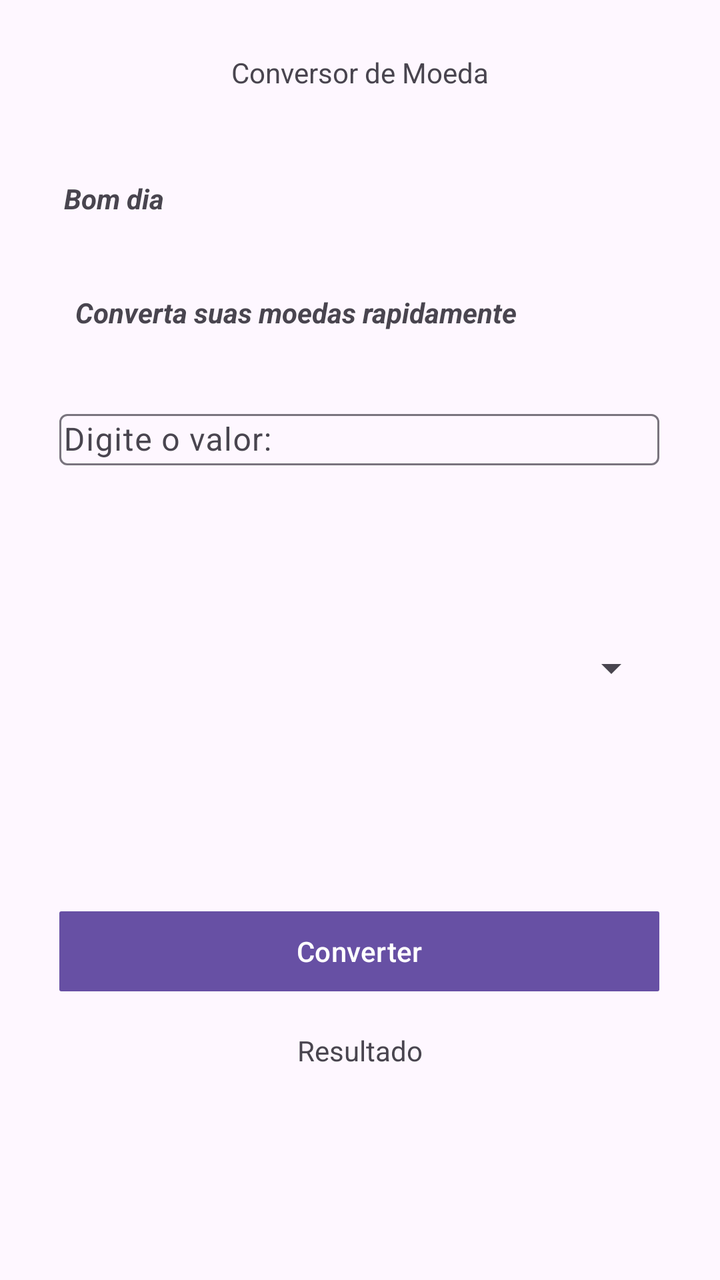
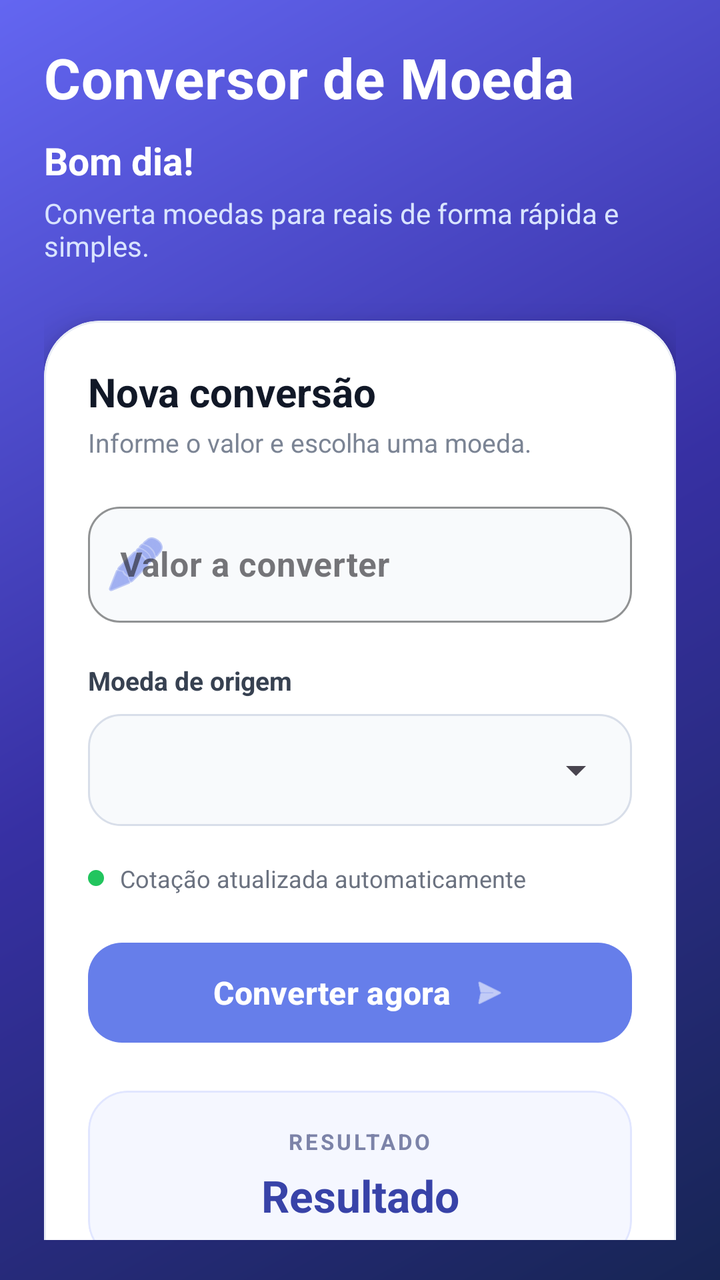

Screens rendered from an Android XML layout before and after an edit, with the pre-edit source and the edit as a unified diff.
<!-- AndroidManifest.xml: application theme Theme.Conversor_Moeda -->
<!-- res/layout/activity_main.xml -->
<?xml version="1.0" encoding="utf-8"?>
<androidx.constraintlayout.widget.ConstraintLayout xmlns:android="http://schemas.android.com/apk/res/android"
    xmlns:app="http://schemas.android.com/apk/res-auto"
    xmlns:tools="http://schemas.android.com/tools"
    android:id="@+id/main"
    android:layout_width="match_parent"
    android:layout_height="match_parent"
    tools:context=".MainActivity">

    <TextView
        android:id="@+id/textView2"
        android:layout_width="wrap_content"
        android:layout_height="wrap_content"
        android:text="Conversor de Moeda"
        app:layout_constraintBottom_toBottomOf="parent"
        app:layout_constraintEnd_toEndOf="parent"
        app:layout_constraintStart_toStartOf="parent"
        app:layout_constraintTop_toTopOf="parent"
        app:layout_constraintVertical_bias="0.043" />

    <TextView
        android:id="@+id/textTempo"
        android:layout_width="55dp"
        android:layout_height="21dp"
        android:layout_marginStart="32dp"
        android:layout_marginTop="44dp"
        android:text="Bom dia"
        android:textStyle="bold|italic"
        app:layout_constraintEnd_toEndOf="parent"
        app:layout_constraintHorizontal_bias="0.0"
        app:layout_constraintStart_toStartOf="parent"
        app:layout_constraintTop_toBottomOf="@+id/textView2" />

    <TextView
        android:id="@+id/textView3"
        android:layout_width="wrap_content"
        android:layout_height="wrap_content"
        android:layout_marginTop="36dp"
        android:text="Converta suas moedas rapidamente"
        android:textStyle="bold|italic"
        app:layout_constraintEnd_toEndOf="parent"
        app:layout_constraintHorizontal_bias="0.27"
        app:layout_constraintStart_toStartOf="parent"
        app:layout_constraintTop_toBottomOf="@+id/textTempo" />

    <com.google.android.material.textfield.TextInputLayout
        android:id="@+id/textInputLayout"
        android:layout_width="300dp"
        android:layout_height="wrap_content"
        android:layout_marginTop="36dp"
        app:layout_constraintEnd_toEndOf="parent"
        app:layout_constraintHorizontal_bias="0.495"
        app:layout_constraintStart_toStartOf="parent"
        app:layout_constraintTop_toBottomOf="@+id/textView3">

        <com.google.android.material.textfield.TextInputEditText
            android:id="@+id/txtValor"
            android:layout_width="match_parent"
            android:layout_height="wrap_content"
            android:hint="Digite o valor:"
            android:padding="2dp" />
    </com.google.android.material.textfield.TextInputLayout>

    <Button
        android:id="@+id/btnConverter"
        android:layout_width="300dp"
        android:layout_height="wrap_content"
        android:layout_marginTop="100dp"
        android:text="Converter"
        app:cornerRadius="1dp"
        app:layout_constraintEnd_toEndOf="parent"
        app:layout_constraintHorizontal_bias="0.495"
        app:layout_constraintStart_toStartOf="parent"
        app:layout_constraintTop_toBottomOf="@+id/spMoedas" />

    <Spinner
        android:id="@+id/spMoedas"
        android:layout_width="300dp"
        android:layout_height="35dp"
        android:layout_marginTop="84dp"
        app:layout_constraintEnd_toEndOf="parent"
        app:layout_constraintHorizontal_bias="0.495"
        app:layout_constraintStart_toStartOf="parent"
        app:layout_constraintTop_toBottomOf="@+id/textInputLayout" />

    <TextView
        android:id="@+id/textViewResultado"
        android:layout_width="wrap_content"
        android:layout_height="wrap_content"
        android:layout_marginTop="16dp"
        android:text="Resultado"
        app:layout_constraintEnd_toEndOf="parent"
        app:layout_constraintStart_toStartOf="parent"
        app:layout_constraintTop_toBottomOf="@+id/btnConverter" />

</androidx.constraintlayout.widget.ConstraintLayout>
<!-- resources referenced by this layout -->
<resources>
  <style name="Theme.Conversor_Moeda" parent="Base.Theme.Conversor_Moeda" />
  <style name="Base.Theme.Conversor_Moeda" parent="Theme.Material3.DayNight.NoActionBar">
          
          
      </style>
</resources>

<!-- the commit's change to res/layout/activity_main.xml (unified diff, before → after) -->
@@ -1,96 +1,281 @@
 <?xml version="1.0" encoding="utf-8"?>
-<androidx.constraintlayout.widget.ConstraintLayout xmlns:android="http://schemas.android.com/apk/res/android"
+<androidx.constraintlayout.widget.ConstraintLayout
+    xmlns:android="http://schemas.android.com/apk/res/android"
     xmlns:app="http://schemas.android.com/apk/res-auto"
     xmlns:tools="http://schemas.android.com/tools"
     android:id="@+id/main"
     android:layout_width="match_parent"
     android:layout_height="match_parent"
+    android:background="@drawable/bg_gradient"
+    android:paddingStart="22dp"
+    android:paddingEnd="22dp"
+    android:paddingTop="20dp"
+    android:paddingBottom="20dp"
     tools:context=".MainActivity">
 
+    
+    
+    
+
     <TextView
         android:id="@+id/textView2"
+        android:layout_width="0dp"
+        android:layout_height="wrap_content"
+        android:text="Conversor de Moeda"
+        android:textColor="#FFFFFF"
+        android:textSize="28sp"
+        android:textStyle="bold"
+        android:letterSpacing="0.01"
+        app:layout_constraintStart_toStartOf="parent"
+        app:layout_constraintEnd_toEndOf="parent"
+        app:layout_constraintTop_toTopOf="parent" />
+
+    <TextView
+        android:id="@+id/textTempo"
         android:layout_width="wrap_content"
         android:layout_height="wrap_content"
-        android:text="Conversor de Moeda"
-        app:layout_constraintBottom_toBottomOf="parent"
+        android:layout_marginTop="10dp"
+        android:text="Bom dia!"
+        android:textColor="#FFFFFF"
+        android:textSize="19sp"
+        android:textStyle="bold"
+        app:layout_constraintStart_toStartOf="parent"
+        app:layout_constraintTop_toBottomOf="@id/textView2" />
+
+    <TextView
+        android:id="@+id/textView3"
+        android:layout_width="0dp"
+        android:layout_height="wrap_content"
+        android:layout_marginTop="4dp"
+        android:text="Converta moedas para reais de forma rápida e simples."
+        android:textColor="#D9E4FF"
+        android:textSize="14sp"
+        app:layout_constraintStart_toStartOf="parent"
         app:layout_constraintEnd_toEndOf="parent"
-        app:layout_constraintStart_toStartOf="parent"
-        app:layout_constraintTop_toTopOf="parent"
-        app:layout_constraintVertical_bias="0.043" />
-
-    <TextView
-        android:id="@+id/textTempo"
-        android:layout_width="55dp"
-        android:layout_height="21dp"
-        android:layout_marginStart="32dp"
-        android:layout_marginTop="44dp"
-        android:text="Bom dia"
-        android:textStyle="bold|italic"
+        app:layout_constraintTop_toBottomOf="@id/textTempo" />
+
+    
+    
+    
+
+    <com.google.android.material.card.MaterialCardView
+        android:id="@+id/cardConversor"
+        android:layout_width="0dp"
+        android:layout_height="wrap_content"
+        android:layout_marginTop="28dp"
+        app:cardBackgroundColor="#FFFFFF"
+        app:cardCornerRadius="28dp"
+        app:cardElevation="10dp"
+        app:strokeColor="#E8ECF5"
+        app:strokeWidth="1dp"
+        app:layout_constraintStart_toStartOf="parent"
         app:layout_constraintEnd_toEndOf="parent"
-        app:layout_constraintHorizontal_bias="0.0"
-        app:layout_constraintStart_toStartOf="parent"
-        app:layout_constraintTop_toBottomOf="@+id/textView2" />
-
-    <TextView
-        android:id="@+id/textView3"
-        android:layout_width="wrap_content"
-        android:layout_height="wrap_content"
-        android:layout_marginTop="36dp"
-        android:text="Converta suas moedas rapidamente"
-        android:textStyle="bold|italic"
-        app:layout_constraintEnd_toEndOf="parent"
-        app:layout_constraintHorizontal_bias="0.27"
-        app:layout_constraintStart_toStartOf="parent"
-        app:layout_constraintTop_toBottomOf="@+id/textTempo" />
-
-    <com.google.android.material.textfield.TextInputLayout
-        android:id="@+id/textInputLayout"
-        android:layout_width="300dp"
-        android:layout_height="wrap_content"
-        android:layout_marginTop="36dp"
-        app:layout_constraintEnd_toEndOf="parent"
-        app:layout_constraintHorizontal_bias="0.495"
-        app:layout_constraintStart_toStartOf="parent"
-        app:layout_constraintTop_toBottomOf="@+id/textView3">
-
-        <com.google.android.material.textfield.TextInputEditText
-            android:id="@+id/txtValor"
+        app:layout_constraintTop_toBottomOf="@id/textView3">
+
+        <LinearLayout
             android:layout_width="match_parent"
             android:layout_height="wrap_content"
-            android:hint="Digite o valor:"
-            android:padding="2dp" />
-    </com.google.android.material.textfield.TextInputLayout>
-
-    <Button
-        android:id="@+id/btnConverter"
-        android:layout_width="300dp"
-        android:layout_height="wrap_content"
-        android:layout_marginTop="100dp"
-        android:text="Converter"
-        app:cornerRadius="1dp"
-        app:layout_constraintEnd_toEndOf="parent"
-        app:layout_constraintHorizontal_bias="0.495"
-        app:layout_constraintStart_toStartOf="parent"
-        app:layout_constraintTop_toBottomOf="@+id/spMoedas" />
-
-    <Spinner
-        android:id="@+id/spMoedas"
-        android:layout_width="300dp"
-        android:layout_height="35dp"
-        android:layout_marginTop="84dp"
-        app:layout_constraintEnd_toEndOf="parent"
-        app:layout_constraintHorizontal_bias="0.495"
-        app:layout_constraintStart_toStartOf="parent"
-        app:layout_constraintTop_toBottomOf="@+id/textInputLayout" />
-
-    <TextView
-        android:id="@+id/textViewResultado"
+            android:orientation="vertical"
+            android:padding="22dp">
+
+            
+
+            <TextView
+                android:layout_width="wrap_content"
+                android:layout_height="wrap_content"
+                android:text="Nova conversão"
+                android:textColor="#111827"
+                android:textSize="20sp"
+                android:textStyle="bold" />
+
+            <TextView
+                android:layout_width="wrap_content"
+                android:layout_height="wrap_content"
+                android:layout_marginTop="3dp"
+                android:text="Informe o valor e escolha uma moeda."
+                android:textColor="#7B8494"
+                android:textSize="13sp" />
+
+            
+
+            <View
+                android:layout_width="match_parent"
+                android:layout_height="18dp" />
+
+            
+            
+            
+
+            <com.google.android.material.textfield.TextInputLayout
+                android:id="@+id/textInputLayout"
+                style="@style/Widget.MaterialComponents.TextInputLayout.OutlinedBox"
+                android:layout_width="match_parent"
+                android:layout_height="wrap_content"
+                android:hint="Valor a converter"
+                app:boxBackgroundColor="#F8FAFC"
+                app:boxCornerRadiusBottomEnd="16dp"
+                app:boxCornerRadiusBottomStart="16dp"
+                app:boxCornerRadiusTopEnd="16dp"
+                app:boxCornerRadiusTopStart="16dp"
+                app:boxStrokeColor="#667EEA"
+                app:boxStrokeWidth="1dp"
+                app:hintTextColor="#667EEA"
+                app:startIconDrawable="@android:drawable/ic_menu_edit"
+                app:startIconTint="#667EEA">
+
+                <com.google.android.material.textfield.TextInputEditText
+                    android:id="@+id/txtValor"
+                    android:layout_width="match_parent"
+                    android:layout_height="58dp"
+                    android:inputType="numberDecimal"
+                    android:paddingStart="8dp"
+                    android:textColor="#111827"
+                    android:textColorHint="#9CA3AF"
+                    android:textSize="17sp"
+                    android:textStyle="bold" />
+
+            </com.google.android.material.textfield.TextInputLayout>
+
+            
+            
+            
+
+            <TextView
+                android:layout_width="wrap_content"
+                android:layout_height="wrap_content"
+                android:layout_marginTop="20dp"
+                android:layout_marginBottom="8dp"
+                android:text="Moeda de origem"
+                android:textColor="#374151"
+                android:textSize="13sp"
+                android:textStyle="bold" />
+
+            <FrameLayout
+                android:layout_width="match_parent"
+                android:layout_height="56dp"
+                android:background="@drawable/bg_spinner"
+                android:foreground="?attr/selectableItemBackground">
+
+                <Spinner
+                    android:id="@+id/spMoedas"
+                    android:layout_width="match_parent"
+                    android:layout_height="match_parent"
+                    android:paddingStart="14dp"
+                    android:paddingEnd="10dp"
+                    android:spinnerMode="dropdown" />
+
+            </FrameLayout>
+
+            
+            
+            
+
+            <LinearLayout
+                android:layout_width="match_parent"
+                android:layout_height="wrap_content"
+                android:layout_marginTop="18dp"
+                android:gravity="center_vertical"
+                android:orientation="horizontal">
+
+                <View
+                    android:layout_width="8dp"
+                    android:layout_height="8dp"
+                    android:background="@drawable/bg_status_dot" />
+
+                <TextView
+                    android:layout_width="wrap_content"
+                    android:layout_height="wrap_content"
+                    android:layout_marginStart="8dp"
+                    android:text="Cotação atualizada automaticamente"
+                    android:textColor="#6B7280"
+                    android:textSize="12sp" />
+
+            </LinearLayout>
+
+            
+            
+            
+
+            <com.google.android.material.button.MaterialButton
+                android:id="@+id/btnConverter"
+                android:layout_width="match_parent"
+                android:layout_height="58dp"
+                android:layout_marginTop="20dp"
+                android:text="Converter agora"
+                android:textAllCaps="false"
+                android:textColor="#FFFFFF"
+                android:textSize="16sp"
+                android:textStyle="bold"
+                app:backgroundTint="#667EEA"
+                app:cornerRadius="17dp"
+                app:elevation="4dp"
+                app:icon="@android:drawable/ic_menu_send"
+                app:iconGravity="textEnd"
+                app:iconPadding="10dp"
+                app:iconTint="#FFFFFF" />
+
+            
+            
+            
+
+            <com.google.android.material.card.MaterialCardView
+                android:layout_width="match_parent"
+                android:layout_height="wrap_content"
+                android:layout_marginTop="20dp"
+                app:cardBackgroundColor="#F5F7FF"
+                app:cardCornerRadius="20dp"
+                app:cardElevation="0dp"
+                app:strokeColor="#E1E6FF"
+                app:strokeWidth="1dp">
+
+                <LinearLayout
+                    android:layout_width="match_parent"
+                    android:layout_height="wrap_content"
+                    android:gravity="center"
+                    android:orientation="vertical"
+                    android:padding="18dp">
+
+                    <TextView
+                        android:layout_width="wrap_content"
+                        android:layout_height="wrap_content"
+                        android:text="RESULTADO"
+                        android:textColor="#7C83A8"
+                        android:textSize="11sp"
+                        android:textStyle="bold"
+                        android:letterSpacing="0.12" />
+
+                    <TextView
+                        android:id="@+id/textViewResultado"
+                        android:layout_width="match_parent"
+                        android:layout_height="wrap_content"
+                        android:layout_marginTop="5dp"
+                        android:gravity="center"
+                        android:text="Resultado"
+                        android:textColor="#3843A8"
+                        android:textSize="22sp"
+                        android:textStyle="bold" />
+
+                </LinearLayout>
+
+            </com.google.android.material.card.MaterialCardView>
+
+        </LinearLayout>
+
+    </com.google.android.material.card.MaterialCardView>
+
+    
+    
+    
+
+    <TextView
         android:layout_width="wrap_content"
         android:layout_height="wrap_content"
-        android:layout_marginTop="16dp"
-        android:text="Resultado"
-        app:layout_constraintEnd_toEndOf="parent"
-        app:layout_constraintStart_toStartOf="parent"
-        app:layout_constraintTop_toBottomOf="@+id/btnConverter" />
+        android:layout_marginBottom="4dp"
+        android:text="Conversão simples • Rápida • Prática"
+        android:textColor="#C8D4F5"
+        android:textSize="11sp"
+        app:layout_constraintBottom_toBottomOf="parent"
+        app:layout_constraintStart_toStartOf="parent"
+        app:layout_constraintEnd_toEndOf="parent" />
 
 </androidx.constraintlayout.widget.ConstraintLayout>
<!-- resource entries referenced after the edit -->
@@ -1,5 +1,43 @@
 <!-- resources referenced by this layout -->
 <resources>
+  <!-- drawable bg_gradient (drawable) -->
+  <?xml version="1.0" encoding="utf-8"?>
+  <shape xmlns:android="http://schemas.android.com/apk/res/android">
+  
+      <gradient
+          android:angle="135"
+          android:startColor="#172554"
+          android:centerColor="#3730A3"
+          android:endColor="#6366F1" />
+  
+  </shape>
+  <!-- drawable bg_spinner (drawable) -->
+  <?xml version="1.0" encoding="utf-8"?>
+  <shape xmlns:android="http://schemas.android.com/apk/res/android">
+  
+      <solid android:color="#F8FAFC" />
+  
+      <stroke
+          android:width="1dp"
+          android:color="#D8DEE9" />
+  
+      <corners android:radius="16dp" />
+  
+      <padding
+          android:left="4dp"
+          android:top="2dp"
+          android:right="4dp"
+          android:bottom="2dp" />
+  
+  </shape>
+  <!-- drawable bg_status_dot (drawable) -->
+  <?xml version="1.0" encoding="utf-8"?>
+  <shape xmlns:android="http://schemas.android.com/apk/res/android"
+      android:shape="oval">
+  
+      <solid android:color="#22C55E" />
+  
+  </shape>
   <style name="Theme.Conversor_Moeda" parent="Base.Theme.Conversor_Moeda" />
   <style name="Base.Theme.Conversor_Moeda" parent="Theme.Material3.DayNight.NoActionBar">
           
